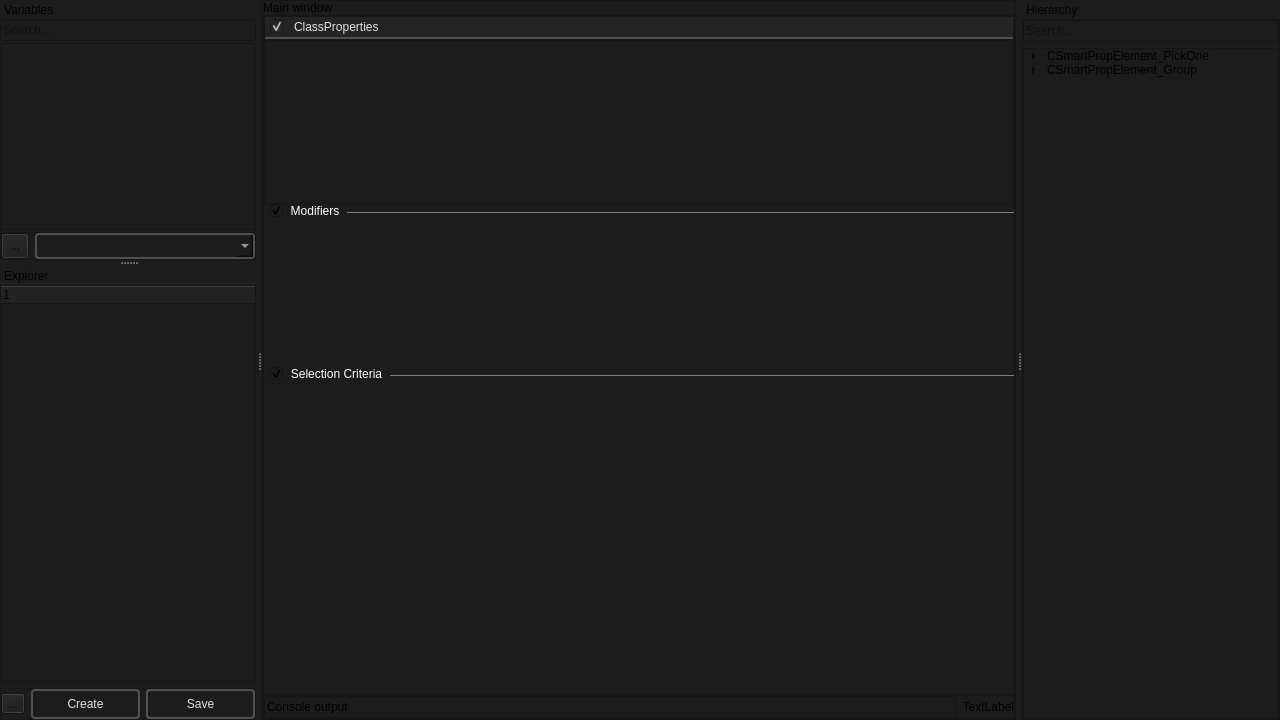
First picture: the form in smartprop_editor/main.ui, repository dertwist/Hammer5Tools, before the edit.
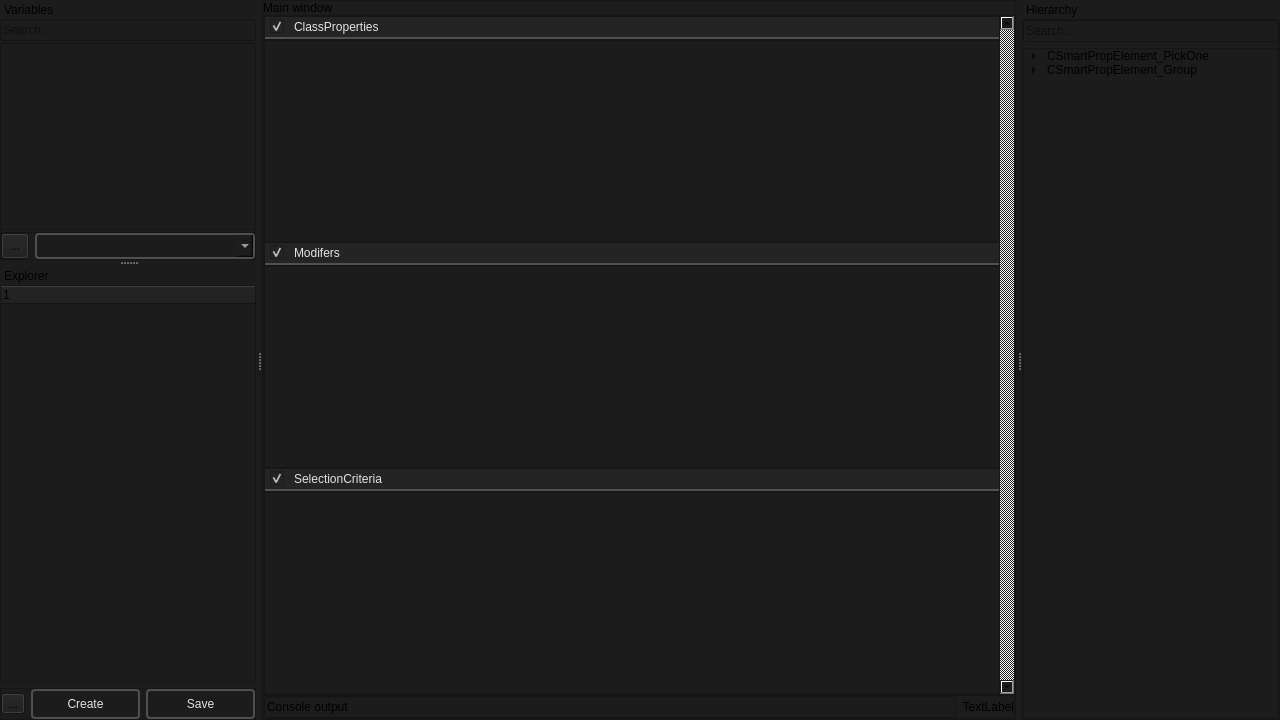
Second picture: the form after the edit. Icons and pictures are not drawn.

Commit message: Added hight calculation for frames

Patch:
```diff
--- a/smartprop_editor/main.ui
+++ b/smartprop_editor/main.ui
@@ -74,6 +74,9 @@
        </item>
        <item>
         <widget class="QScrollArea" name="scrollArea">
+         <property name="verticalScrollBarPolicy">
+          <enum>Qt::ScrollBarAlwaysOn</enum>
+         </property>
          <property name="widgetResizable">
           <bool>true</bool>
          </property>
@@ -82,7 +85,7 @@
            <rect>
             <x>0</x>
             <y>0</y>
-            <width>760</width>
+            <width>746</width>
             <height>674</height>
            </rect>
           </property>
@@ -286,49 +289,23 @@
             </widget>
            </item>
            <item>
-            <widget class="QGroupBox" name="group_modifiers">
-             <property name="styleSheet">
-              <string notr="true">/* QGroupBox Style */
-QGroupBox {
-    border: 1px solid gray; /* Set the border color and width */
-    border-bottom: none; /* Remove the bottom border */
-    border-left: none; /* Remove the left border */
-    border-right: none; /* Remove the right border */
-    margin-top: 8px; /* Space for the title */
-	padding-top: 8px;
-}
-
-/* Title Style */
-QGroupBox::title {
-    subcontrol-origin: margin;
-    subcontrol-position: top left;
-    padding: 0 6;
-    color: white; 
-}
-
-QGroupBox::indicator {
-    width: 13px;
-    height: 13px;
-}
-
-QGroupBox::indicator:checked {
-    image: url(://icons/arrow_drop_right.png);
-}
-
-QGroupBox::indicator:unchecked {
-    image: url(://icons/arrow_drop_down.png); 
-}</string>
+            <widget class="QFrame" name="Modifers_layout_header">
+             <property name="maximumSize">
+              <size>
+               <width>16777215</width>
+               <height>24</height>
+              </size>
              </property>
-             <property name="title">
-              <string>Modifiers</string>
+             <property name="frameShape">
+              <enum>QFrame::StyledPanel</enum>
              </property>
-             <property name="flat">
-              <bool>false</bool>
+             <property name="frameShadow">
+              <enum>QFrame::Raised</enum>
              </property>
-             <property name="checkable">
-              <bool>true</bool>
-             </property>
-             <layout class="QVBoxLayout" name="verticalLayout">
+             <layout class="QHBoxLayout" name="horizontalLayout_4">
+              <property name="spacing">
+               <number>0</number>
+              </property>
               <property name="leftMargin">
                <number>0</number>
               </property>
@@ -342,78 +319,182 @@
                <number>0</number>
               </property>
               <item>
-               <widget class="QScrollArea" name="scrollArea_modifiers">
+               <widget class="QCheckBox" name="show_child_Modifers">
+                <property name="toolTip">
+                 <string>&lt;html&gt;&lt;head/&gt;&lt;body&gt;&lt;p&gt;&lt;span style=&quot; font-size:8pt; font-weight:400;&quot;&gt;Show child&lt;/span&gt;&lt;/p&gt;&lt;/body&gt;&lt;/html&gt;</string>
+                </property>
                 <property name="styleSheet">
-                 <string notr="true">QScrollArea {
-    border: 0px solid #CCCCCC;
+                 <string notr="true">QCheckBox::indicator:checked {
+    
+image: url(://icons/arrow_drop_down.png);
+	height:14px;
+	width:14px;
+}
+
+QCheckBox::indicator:unchecked {
+    image: url(://icons/arrow_drop_right.png);
+	height:14px;
+	width:14px;
+}
+QCheckBox {
+    font: 700 10pt &quot;Segoe UI&quot;;
+    border: 2px solid black;
+    border-radius: 0px;
     border-color: rgba(80, 80, 80, 255);
-    border-radius: 2px;
+    height:14px;
+    padding-top: 2px;
+    padding-bottom:4px;
     color: #E3E3E3;
+background-color: #242424;
+    padding-left: 4px;
+}
+QCheckBox:hover {
+    background-color: #414956;
+    color: white;
+}
+QCheckBox{
+	padding-left:5px;
+	border-left: 0px solid black;
+border-right: 0px solid black;
+border-top: 0px solid black;
 }</string>
                 </property>
-                <property name="widgetResizable">
+                <property name="text">
+                 <string/>
+                </property>
+                <property name="checked">
                  <bool>true</bool>
                 </property>
-                <widget class="QWidget" name="modifiers_widget">
-                 <property name="geometry">
-                  <rect>
-                   <x>0</x>
-                   <y>0</y>
-                   <width>760</width>
-                   <height>145</height>
-                  </rect>
-                 </property>
-                 <layout class="QVBoxLayout" name="verticalLayout_4"/>
-                </widget>
+                <property name="tristate">
+                 <bool>false</bool>
+                </property>
                </widget>
               </item>
-             </layout>
-            </widget>
-           </item>
-           <item>
-            <widget class="QGroupBox" name="group_selection_criteria">
-             <property name="styleSheet">
-              <string notr="true">/* QGroupBox Style */
-QGroupBox {
-    border: 1px solid gray; /* Set the border color and width */
-    border-bottom: none; /* Remove the bottom border */
-    border-left: none; /* Remove the left border */
-    border-right: none; /* Remove the right border */
-    margin-top: 8px; /* Space for the title */
-	padding-top: 8px;
+              <item>
+               <widget class="QLineEdit" name="lineedit_2">
+                <property name="toolTip">
+                 <string>&lt;html&gt;&lt;head/&gt;&lt;body&gt;&lt;p&gt;Variable name and display name&lt;/p&gt;&lt;/body&gt;&lt;/html&gt;</string>
+                </property>
+                <property name="styleSheet">
+                 <string notr="true">QLineEdit {
+	font: 8pt &quot;Segoe UI&quot;;
+    border: 2px solid #CCCCCC;
+	border-top: 0px;
+	border-left: 0px;
+	border-right: 0px;
+    border-color: rgba(80, 80, 80, 255);
+    border-radius: 0px;
+    padding: 2px;
+color: #E3E3E3;
+background-color: #242424;
 }
-
-/* Title Style */
-QGroupBox::title {
-    subcontrol-origin: margin;
-    subcontrol-position: top left;
-    padding: 0 6;
-    color: white; 
+QLineEdit:focus {
+    border-color: rgba(80, 80, 80, 255);
 }
-
-QGroupBox::indicator {
-    width: 13px;
-    height: 13px;
+QLineEdit::selection {
+    background-color: #414956;
+    color: white;
 }
 
-QGroupBox::indicator:checked {
-    image: url(://icons/arrow_drop_right.png);
-}
-
-QGroupBox::indicator:unchecked {
-    image: url(://icons/arrow_drop_down.png); 
-}</string>
+</string>
+                </property>
+                <property name="inputMethodHints">
+                 <set>Qt::ImhLatinOnly|Qt::ImhLowercaseOnly</set>
+                </property>
+                <property name="text">
+                 <string>Modifers</string>
+                </property>
+                <property name="maxLength">
+                 <number>32</number>
+                </property>
+                <property name="readOnly">
+                 <bool>true</bool>
+                </property>
+               </widget>
+              </item>
+             </layout>
+            </widget>
+           </item>
+           <item>
+            <widget class="QFrame" name="Modifers_layout_frame">
+             <property name="minimumSize">
+              <size>
+               <width>0</width>
+               <height>64</height>
+              </size>
              </property>
-             <property name="title">
-              <string>Selection Criteria</string>
+             <property name="frameShape">
+              <enum>QFrame::StyledPanel</enum>
              </property>
-             <property name="flat">
-              <bool>false</bool>
+             <property name="frameShadow">
+              <enum>QFrame::Raised</enum>
              </property>
-             <property name="checkable">
-              <bool>true</bool>
+             <layout class="QVBoxLayout" name="verticalLayout_11">
+              <property name="spacing">
+               <number>0</number>
+              </property>
+              <property name="leftMargin">
+               <number>0</number>
+              </property>
+              <property name="topMargin">
+               <number>0</number>
+              </property>
+              <property name="rightMargin">
+               <number>0</number>
+              </property>
+              <property name="bottomMargin">
+               <number>0</number>
+              </property>
+              <item>
+               <layout class="QVBoxLayout" name="Modifers_layout">
+                <property name="spacing">
+                 <number>0</number>
+                </property>
+                <property name="leftMargin">
+                 <number>12</number>
+                </property>
+                <property name="topMargin">
+                 <number>0</number>
+                </property>
+                <property name="rightMargin">
+                 <number>0</number>
+                </property>
+                <item>
+                 <spacer name="verticalSpacer_4">
+                  <property name="orientation">
+                   <enum>Qt::Vertical</enum>
+                  </property>
+                  <property name="sizeHint" stdset="0">
+                   <size>
+                    <width>20</width>
+                    <height>40</height>
+                   </size>
+                  </property>
+                 </spacer>
+                </item>
+               </layout>
+              </item>
+             </layout>
+            </widget>
+           </item>
+           <item>
+            <widget class="QFrame" name="SelectionCriteria_layout_header">
+             <property name="maximumSize">
+              <size>
+               <width>16777215</width>
+               <height>24</height>
+              </size>
              </property>
-             <layout class="QVBoxLayout" name="verticalLayout_15">
+             <property name="frameShape">
+              <enum>QFrame::StyledPanel</enum>
+             </property>
+             <property name="frameShadow">
+              <enum>QFrame::Raised</enum>
+             </property>
+             <layout class="QHBoxLayout" name="horizontalLayout_8">
+              <property name="spacing">
+               <number>0</number>
+              </property>
               <property name="leftMargin">
                <number>0</number>
               </property>
@@ -427,46 +508,163 @@
                <number>0</number>
               </property>
               <item>
-               <widget class="QScrollArea" name="scrollArea_selection_criteria">
+               <widget class="QCheckBox" name="show_child_SelectionCriteria">
+                <property name="toolTip">
+                 <string>&lt;html&gt;&lt;head/&gt;&lt;body&gt;&lt;p&gt;&lt;span style=&quot; font-size:8pt; font-weight:400;&quot;&gt;Show child&lt;/span&gt;&lt;/p&gt;&lt;/body&gt;&lt;/html&gt;</string>
+                </property>
                 <property name="styleSheet">
-                 <string notr="true">QScrollArea {
-    border: 0px solid #CCCCCC;
+                 <string notr="true">QCheckBox::indicator:checked {
+    
+image: url(://icons/arrow_drop_down.png);
+	height:14px;
+	width:14px;
+}
+
+QCheckBox::indicator:unchecked {
+    image: url(://icons/arrow_drop_right.png);
+	height:14px;
+	width:14px;
+}
+QCheckBox {
+    font: 700 10pt &quot;Segoe UI&quot;;
+    border: 2px solid black;
+    border-radius: 0px;
     border-color: rgba(80, 80, 80, 255);
-    border-radius: 2px;
+    height:14px;
+    padding-top: 2px;
+    padding-bottom:4px;
     color: #E3E3E3;
+background-color: #242424;
+    padding-left: 4px;
+}
+QCheckBox:hover {
+    background-color: #414956;
+    color: white;
+}
+QCheckBox{
+	padding-left:5px;
+	border-left: 0px solid black;
+border-right: 0px solid black;
+border-top: 0px solid black;
 }</string>
                 </property>
-                <property name="widgetResizable">
+                <property name="text">
+                 <string/>
+                </property>
+                <property name="checked">
                  <bool>true</bool>
                 </property>
-                <widget class="QWidget" name="selection_criteria_widget">
-                 <property name="geometry">
-                  <rect>
-                   <x>0</x>
-                   <y>0</y>
-                   <width>760</width>
-                   <height>146</height>
-                  </rect>
-                 </property>
-                 <layout class="QVBoxLayout" name="verticalLayout_16"/>
-                </widget>
+                <property name="tristate">
+                 <bool>false</bool>
+                </property>
                </widget>
               </item>
+              <item>
+               <widget class="QLineEdit" name="lineedit_5">
+                <property name="toolTip">
+                 <string>&lt;html&gt;&lt;head/&gt;&lt;body&gt;&lt;p&gt;Variable name and display name&lt;/p&gt;&lt;/body&gt;&lt;/html&gt;</string>
+                </property>
+                <property name="styleSheet">
+                 <string notr="true">QLineEdit {
+	font: 8pt &quot;Segoe UI&quot;;
+    border: 2px solid #CCCCCC;
+	border-top: 0px;
+	border-left: 0px;
+	border-right: 0px;
+    border-color: rgba(80, 80, 80, 255);
+    border-radius: 0px;
+    padding: 2px;
+color: #E3E3E3;
+background-color: #242424;
+}
+QLineEdit:focus {
+    border-color: rgba(80, 80, 80, 255);
+}
+QLineEdit::selection {
+    background-color: #414956;
+    color: white;
+}
+
+</string>
+                </property>
+                <property name="inputMethodHints">
+                 <set>Qt::ImhLatinOnly|Qt::ImhLowercaseOnly</set>
+                </property>
+                <property name="text">
+                 <string>SelectionCriteria</string>
+                </property>
+                <property name="maxLength">
+                 <number>32</number>
+                </property>
+                <property name="readOnly">
+                 <bool>true</bool>
+                </property>
+               </widget>
+              </item>
              </layout>
             </widget>
            </item>
            <item>
-            <spacer name="verticalSpacer">
-             <property name="orientation">
-              <enum>Qt::Vertical</enum>
-             </property>
-             <property name="sizeHint" stdset="0">
+            <widget class="QFrame" name="SelectionCriteria_layout_frame">
+             <property name="minimumSize">
               <size>
-               <width>20</width>
-               <height>40</height>
+               <width>0</width>
+               <height>64</height>
               </size>
              </property>
-            </spacer>
+             <property name="frameShape">
+              <enum>QFrame::StyledPanel</enum>
+             </property>
+             <property name="frameShadow">
+              <enum>QFrame::Raised</enum>
+             </property>
+             <layout class="QVBoxLayout" name="verticalLayout_13">
+              <property name="spacing">
+               <number>0</number>
+              </property>
+              <property name="leftMargin">
+               <number>0</number>
+              </property>
+              <property name="topMargin">
+               <number>0</number>
+              </property>
+              <property name="rightMargin">
+               <number>0</number>
+              </property>
+              <property name="bottomMargin">
+               <number>0</number>
+              </property>
+              <item>
+               <layout class="QVBoxLayout" name="SelectionCriteria_layout">
+                <property name="spacing">
+                 <number>0</number>
+                </property>
+                <property name="leftMargin">
+                 <number>12</number>
+                </property>
+                <property name="topMargin">
+                 <number>0</number>
+                </property>
+                <property name="rightMargin">
+                 <number>0</number>
+                </property>
+                <item>
+                 <spacer name="verticalSpacer_6">
+                  <property name="orientation">
+                   <enum>Qt::Vertical</enum>
+                  </property>
+                  <property name="sizeHint" stdset="0">
+                   <size>
+                    <width>20</width>
+                    <height>40</height>
+                   </size>
+                  </property>
+                 </spacer>
+                </item>
+               </layout>
+              </item>
+             </layout>
+            </widget>
            </item>
           </layout>
          </widget>
```
Left out of the diff: 2 changed lines with no effect on the pictures. The commit also changes 2 other files.
